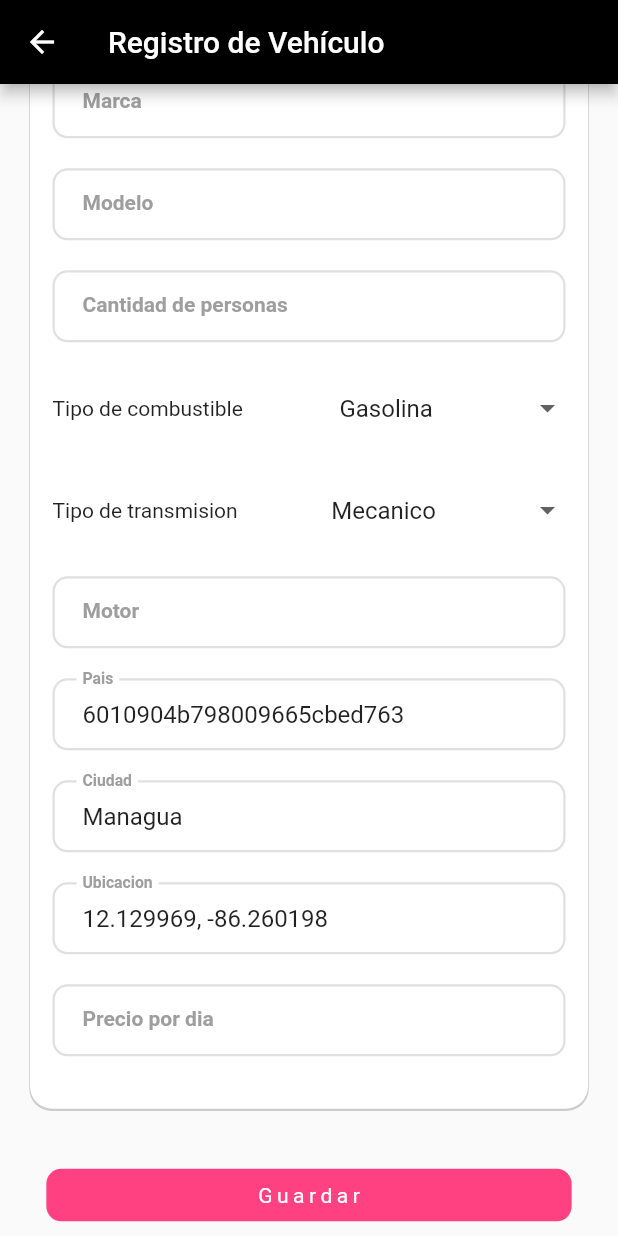
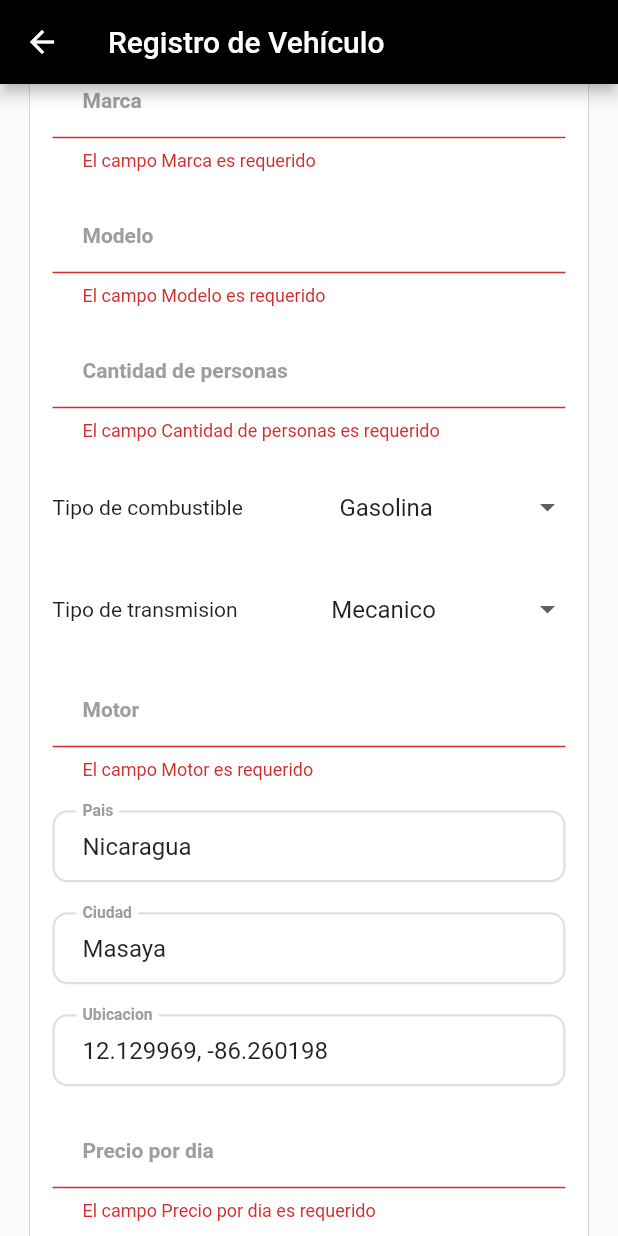
Before and after one commit to ingenierfonseca/rapi_car, a Flutter app: the CarRegisterView screen opened directly, scrolled down 320 dp, after a tap on "Guardar", on a phone screen of 412 x 824 dp. Run offline on Flutter 3.47's test engine with Material 2 defaults, Android fonts, the phone set to English and light mode, and no system bars; our stand-ins replace bloc, dio, flutter_bloc, flutter_credit_card, flutter_secure_storage, flutter_svg and 9 more; missing offline and left inert: r_dart_library, stripe_payment; accounts and stored records are empty; statements that could not run were skipped.

Commit message:
se completa flujo de guardar imagenes

```diff
--- a/lib/core/models/car.dart
+++ b/lib/core/models/car.dart
@@ -1,3 +1,5 @@
+import 'package:rapi_car_app/core/models/city.dart';
+
 class Car {
     Car({
         this.paths,
@@ -9,14 +11,16 @@ class Car {
         this.engine,
         this.price,
         this.available,
-        this.countryId,
-        this.cityId,
+        this.country,
+        this.city,
         this.location,
         this.classification,
+        this.createdAt,
+        this.updatedAt,
         this.uui,
     });
 
-    List<String> paths;
+    List<dynamic> paths;
     String brand;
     String model;
     int passengers;
@@ -25,14 +29,16 @@ class Car {
     double engine;
     int price;
     bool available;
-    String countryId;
-    String cityId;
+    City country;
+    City city;
     String location;
     int classification;
+    DateTime createdAt;
+    DateTime updatedAt;
     String uui;
 
     factory Car.fromJson(Map<String, dynamic> json) => Car(
-        paths: List<String>.from(json["paths"].map((x) => x)),
+        paths: List<dynamic>.from(json["paths"].map((x) => x)),
         brand: json["brand"],
         model: json["model"],
         passengers: json["passengers"],
@@ -41,10 +47,12 @@ class Car {
         engine: json["engine"].toDouble(),
         price: json["price"],
         available: json["available"],
-        countryId: json["country_id"],
-        cityId: json["city_id"],
+        country: City.fromJson(json["country"]),
+        city: City.fromJson(json["city"]),
         location: json["location"],
         classification: json["classification"],
+        createdAt: DateTime.parse(json["createdAt"]),
+        updatedAt: DateTime.parse(json["updatedAt"]),
         uui: json["uui"],
     );
 
@@ -58,10 +66,12 @@ class Car {
         "engine": engine,
         "price": price,
         "available": available,
-        "country_id": countryId,
-        "city_id": cityId,
+        "country": country.toJson(),
+        "city": city.toJson(),
         "location": location,
         "classification": classification,
+        "createdAt": createdAt.toIso8601String(),
+        "updatedAt": updatedAt.toIso8601String(),
         "uui": uui,
     };
 }
--- /dev/null
+++ b/lib/core/models/city.dart
@@ -0,0 +1,19 @@
+class City {
+    City({
+        this.id,
+        this.name,
+    });
+
+    String id;
+    String name;
+
+    factory City.fromJson(Map<String, dynamic> json) => City(
+        id: json["_id"],
+        name: json["name"],
+    );
+
+    Map<String, dynamic> toJson() => {
+        "_id": id,
+        "name": name,
+    };
+}
--- a/lib/core/models/response/cars_response.dart
+++ b/lib/core/models/response/car_response.dart
@@ -1,9 +1,4 @@
-// To parse this JSON data, do
-//
-//     final carResponse = carResponseFromJson(jsonString);
-
 import 'dart:convert';
-
 import 'package:rapi_car_app/core/models/car.dart';
 
 CarResponse carResponseFromJson(String str) => CarResponse.fromJson(json.decode(str));
@@ -14,30 +9,22 @@ class CarResponse {
     CarResponse({
         this.ok,
         this.msg,
-        this.car,
-        this.totalPages,
-        this.currentPage,
+        this.data,
     });
 
     bool ok;
     String msg;
-    List<Car> car;
-    int totalPages;
-    String currentPage;
+    Car data;
 
     factory CarResponse.fromJson(Map<String, dynamic> json) => CarResponse(
         ok: json["ok"],
         msg: json["msg"],
-        car: List<Car>.from(json["car"].map((x) => Car.fromJson(x))),
-        totalPages: json["totalPages"],
-        currentPage: json["currentPage"],
+        data: Car.fromJson(json["data"]),
     );
 
     Map<String, dynamic> toJson() => {
         "ok": ok,
         "msg": msg,
-        "car": List<dynamic>.from(car.map((x) => x.toJson())),
-        "totalPages": totalPages,
-        "currentPage": currentPage,
+        "data": data.toJson(),
     };
 }
--- /dev/null
+++ b/lib/core/models/response/cars_all_response.dart
@@ -0,0 +1,39 @@
+import 'dart:convert';
+
+import 'package:rapi_car_app/core/models/car.dart';
+
+CarAllResponse carAllResponseFromJson(String str) => CarAllResponse.fromJson(json.decode(str));
+
+String carAllResponseToJson(CarAllResponse data) => json.encode(data.toJson());
+
+class CarAllResponse {
+    CarAllResponse({
+        this.ok,
+        this.msg,
+        this.car,
+        this.totalPages,
+        this.currentPage,
+    });
+
+    bool ok;
+    String msg;
+    List<Car> car;
+    int totalPages;
+    String currentPage;
+
+    factory CarAllResponse.fromJson(Map<String, dynamic> json) => CarAllResponse(
+        ok: json["ok"],
+        msg: json["msg"],
+        car: List<Car>.from(json["car"].map((x) => Car.fromJson(x))),
+        totalPages: json["totalPages"],
+        currentPage: json["currentPage"],
+    );
+
+    Map<String, dynamic> toJson() => {
+        "ok": ok,
+        "msg": msg,
+        "car": List<dynamic>.from(car.map((x) => x.toJson())),
+        "totalPages": totalPages,
+        "currentPage": currentPage,
+    };
+}
--- a/lib/core/models/user.dart
+++ b/lib/core/models/user.dart
@@ -13,21 +13,29 @@ class User {
         this.name,
         this.email,
         this.uui,
+        this.role,
+        this.photo
     });
 
     String name;
     String email;
     String uui;
+    String role;
+    String photo;
 
     factory User.fromJson(Map<String, dynamic> json) => User(
         name: json["name"],
         email: json["email"],
         uui: json["uui"],
+        role: json["role"],
+        photo: json["photo"]
     );
 
     Map<String, dynamic> toJson() => {
         "name": name,
         "email": email,
         "uui": uui,
+        "role": role,
+        "photo": photo
     };
 }
--- a/lib/global/enviroment.dart
+++ b/lib/global/enviroment.dart
@@ -1,5 +1,14 @@
 import 'dart:io';
 
 class Enviroment {
-  static String apiUrl = Platform.isAndroid ? 'http://10.0.2.2:3000/api' : 'http://localhost:3000/api';
+  static bool isLocal = false;
+  static String url = !Enviroment.isLocal
+    ? 'https://rapi-car-backend.herokuapp.com'
+    : Platform.isAndroid
+    ? 'http://10.0.2.2:3000'
+    : 'http://localhost:3000';
+
+  static String apiUrl = '${url}/api';
+  static String userUrl = '${url}/uploads/users';
+  static String carUrl = '${url}/uploads/cars';
 }
--- a/lib/ui/components/text_field_custom.dart
+++ b/lib/ui/components/text_field_custom.dart
@@ -6,6 +6,7 @@ class TextFieldCustom extends StatelessWidget {
   final TextEditingController textController;
   final TextInputType keyboardType;
   final bool isPassword;
+  final bool isValidator;
 
   const TextFieldCustom({
     Key key,
@@ -13,13 +14,20 @@ class TextFieldCustom extends StatelessWidget {
     @required this.placeHolder,
     @required this.textController,
     this.keyboardType = TextInputType.text,
-    this.isPassword = false
+    this.isPassword = false,
+    this.isValidator = false
   }) : super(key: key);
 
   @override
   Widget build(BuildContext context) {
     return TextFormField(
       keyboardType: keyboardType,
+      validator: (value) {
+        if (isValidator && value.isEmpty) {
+          return 'El campo $placeHolder es requerido';
+        }
+        return null;
+      },
       decoration: InputDecoration(
         contentPadding: const EdgeInsets.symmetric(vertical: 0, horizontal: 20),
         filled: true,
--- a/lib/ui/views/auth/login_view.dart
+++ b/lib/ui/views/auth/login_view.dart
@@ -48,7 +48,7 @@ class _FormState extends State<_Form> {
 
   @override
   Widget build(BuildContext context) {
-    final authService = Provider.of<AuthService>(context, listen: false);
+    final authService = Provider.of<AuthService>(context, listen: true);
 
     return Container(
       margin: EdgeInsets.only(top: 40),
--- a/lib/ui/views/home/car/car_detail.dart
+++ b/lib/ui/views/home/car/car_detail.dart
@@ -151,7 +151,7 @@ class _CarDetailState extends State<CarDetail> {
                 crossAxisAlignment: CrossAxisAlignment.start,
                 children: [
                   Text('Ubicación', style:TextStyle(color: Colors.white)),
-                  Text('${_car.cityId}, Aproximadamente a ${distance} Km', style:TextStyle(color: Colors.white))
+                  Text('${_car.city}, Aproximadamente a ${distance} Km', style:TextStyle(color: Colors.white))
                 ],
               )
             ),
--- a/lib/ui/views/home/car/car_register_view.dart
+++ b/lib/ui/views/home/car/car_register_view.dart
@@ -2,7 +2,8 @@ import 'package:flutter/material.dart';
 import 'package:provider/provider.dart';
 import 'package:rapi_car_app/core/providers/app_page_manager.dart';
 import 'package:rapi_car_app/core/services/car_service.dart';
-import 'package:rapi_car_app/src/models/car_model.dart';
+import 'package:rapi_car_app/core/services/auth_service.dart';
+import 'package:rapi_car_app/core/models/car.dart';
 import 'package:rapi_car_app/ui/components/button_app.dart';
 import 'package:rapi_car_app/ui/components/card_swiper.dart';
 import 'package:rapi_car_app/ui/components/text_field_custom.dart';
@@ -15,8 +16,8 @@ class CarRegisterView extends StatefulWidget {
   _CarRegisterViewState createState() => _CarRegisterViewState();
 }
 
-class _CarRegisterViewState extends State<CarRegisterView> {
-  CarModel car = CarModel();
+class _CarRegisterViewState extends State<CarRegisterView> with WidgetsBindingObserver  {
+  Car car = Car();
 
   List<String> _transmissionTypeItems = ['Automatico', 'Mecanico'];
   List<String> _fuelTypeItems = ['Diesel', 'Gasolina'];
@@ -33,13 +34,36 @@ class _CarRegisterViewState extends State<CarRegisterView> {
   TextEditingController _locationController = TextEditingController();
   TextEditingController _priceController = TextEditingController();
 
+  final _formKey = GlobalKey<FormState>();
+
+  @override
+  void initState() {
+    super.initState();
+    final carService = Provider.of<CarService>(context, listen: false);
+    if (carService.isEditOrNew) {
+      car = carService.car;
+    } else {
+      carService.isEditOrNew = true;
+      carService.car = car;
+    }
+  }
+
+  @override
+  void didChangeAppLifecycleState(final AppLifecycleState state) {
+    if (state == AppLifecycleState.resumed) {
+      final carService = Provider.of<CarService>(context, listen: false);
+      car = carService.car;
+    }
+  }
+
   @override
   Widget build(BuildContext context) {
     final _screenSize = MediaQuery.of(context).size;
     final carService = Provider.of<CarService>(context, listen: false);
+    final userService = Provider.of<AuthService>(context, listen: false);
 
-    _countryController.text = '6010904b798009665cbed763';
-    _cityController.text = 'Managua';
+    _countryController.text = 'Nicaragua';
+    _cityController.text = 'Masaya';
     _locationController.text = '12.129969, -86.260198';
 
     return Scaffold(
@@ -57,6 +81,7 @@ class _CarRegisterViewState extends State<CarRegisterView> {
                   car.paths != null ?
                   CardSwiper(
                     images: car.paths,
+                    isFile: !car.paths.contains(car.uui),
                   ) :
                   Container(
                     height: _screenSize.height * 0.3,
@@ -90,35 +115,36 @@ class _CarRegisterViewState extends State<CarRegisterView> {
                       ]
                 ),
                 margin: EdgeInsets.only(left: 20, right: 20, bottom: 40, top: 20),
-                child: Column(
+                child: Form(key: _formKey, child: Column(
                   crossAxisAlignment: CrossAxisAlignment.start,
                   children: [
                     Text('Datos Públicos', style:TextStyle(fontWeight: FontWeight.bold)),
                     SizedBox(height: 10),
-                    TextFieldCustom(placeHolder: 'Marca', textController: _brandController),
+                    TextFieldCustom(placeHolder: 'Marca', textController: _brandController, isValidator: true),
                     SizedBox(height: 20),
-                    TextFieldCustom(placeHolder: 'Modelo', textController: _modelController),
+                    TextFieldCustom(placeHolder: 'Modelo', textController: _modelController, isValidator: true),
                     SizedBox(height: 20),
-                    TextFieldCustom(placeHolder: 'Cantidad de personas', textController: _passengersController, keyboardType: TextInputType.number),
+                    TextFieldCustom(placeHolder: 'Cantidad de personas', textController: _passengersController, keyboardType: TextInputType.number, isValidator: true),
                     SizedBox(height: 20),
                     _dropDowList('Tipo de combustible', _fuelTypeItems, _fuelType),
                     SizedBox(height: 20),
                     _dropDowList('Tipo de transmision', _transmissionTypeItems, _transmissionType),
                     SizedBox(height: 20),
-                    TextFieldCustom(placeHolder: 'Motor', textController: _engineController, keyboardType: TextInputType.number),
+                    TextFieldCustom(placeHolder: 'Motor', textController: _engineController, keyboardType: TextInputType.number, isValidator: true),
                     SizedBox(height: 20),
-                    TextFieldCustom(placeHolder: 'Pais', textController: _countryController),
+                    TextFieldCustom(placeHolder: 'Pais', textController: _countryController, isValidator: true),
                     SizedBox(height: 20),
-                    TextFieldCustom(placeHolder: 'Ciudad', textController: _cityController),
+                    TextFieldCustom(placeHolder: 'Ciudad', textController: _cityController, isValidator: true),
                     SizedBox(height: 20),
-                    TextFieldCustom(placeHolder: 'Ubicacion', textController: _locationController),
+                    TextFieldCustom(placeHolder: 'Ubicacion', textController: _locationController, isValidator: true),
                     SizedBox(height: 20),
-                    TextFieldCustom(placeHolder: 'Precio por dia', textController: _priceController, keyboardType: TextInputType.number),
+                    TextFieldCustom(placeHolder: 'Precio por dia', textController: _priceController, keyboardType: TextInputType.number, isValidator: true),
                     SizedBox(height: 20),
                   ]
                 )
-              ),
+              )),
               ButtonApp(text: 'Guardar', callback: carService.loading ? null :() async {
+                if (_formKey.currentState.validate()) {
                   final response = await carService.create(
                     _brandController.text.trim(),
                     _modelController.text.trim(),
@@ -130,13 +156,24 @@ class _CarRegisterViewState extends State<CarRegisterView> {
                     _countryController.text.trim(),
                     _cityController.text.trim(),
                     _locationController.text.trim(),
-                  'paths'
+                    'paths',
+                    userService.user.uui
                   );
 
-                if (response) {
-                  //
+                  if (response.ok) {
+                    car.uui = response.data.uui;
+                    if (car.paths != null) {
+                      for (var path in car.paths) {
+                        if (!path.contains(car.uui)) {
+                          await carService.sendImage(car.uui, path, false);
+                        }
+                      }
+                    }
+                    carService.isEditOrNew = false;
+                    context.pop();
                   } else {
                     showAlert(context, 'Registro', 'Revise que los datos enviados sean correctos');
+                  }
                 }
               })
             ],
--- a/pubspec.yaml
+++ b/pubspec.yaml
@@ -31,7 +31,7 @@ dependencies:
       ref: 0.2.1
   flutter_swiper: ^1.1.6
   image_picker: ^0.6.7+11
-  mapbox_gl: ^0.8.0
+  #mapbox_gl: ^0.8.0
   flutter_map: ^0.10.1+1
   geolocator: ^6.1.13
   permission_handler: ^5.0.1+1
```
Also changed, not shown: lib/core/services/car_service.dart (+67 -12 lines), lib/ui/components/card_swiper.dart (+7 -6 lines), lib/ui/components/drawer_app.dart (+36 -19 lines), lib/ui/views/home/car/add_image_item_view.dart (+22 -1 lines), lib/ui/views/home/dashboard_pages/dashboard_app.dart (+8 -4 lines), pubspec.lock, 5 other files. Lines whose indentation alone changed are shown as unchanged.
